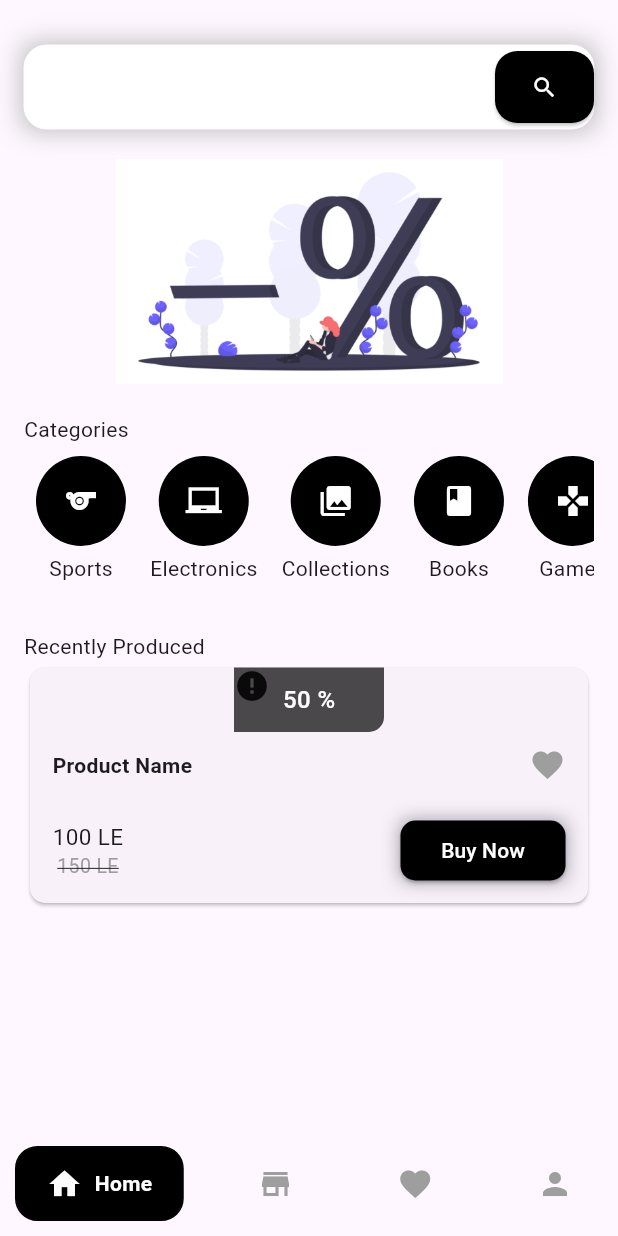
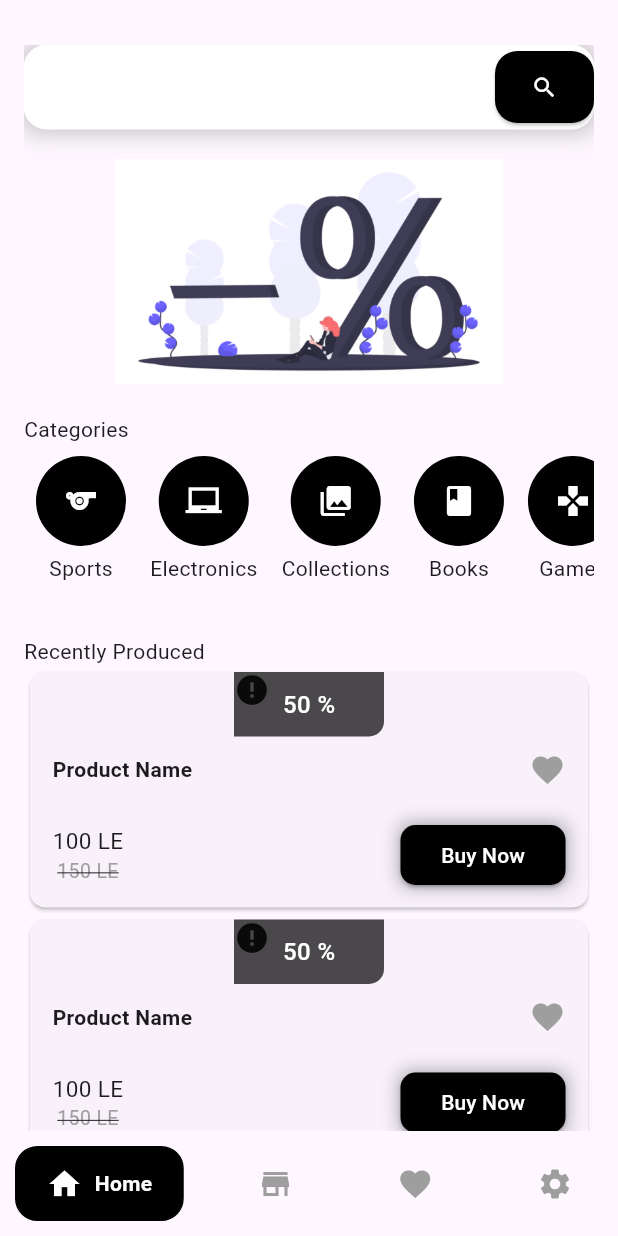
Before and after one commit to GeorgeEsbergen/Shopy-ecommerce, a Flutter app: the screen it shows after launch, on a phone screen of 412 x 824 dp. Run offline on Flutter 3.47's test engine with Material 3 defaults, Android fonts, the phone set to English and light mode, and no system bars; drawn by our look-alikes of cached_network_image, google_nav_bar; our stand-ins replace bloc, flutter_bloc, shared_preferences; network calls fail.

Commit message:
store, favourite, and setting screens ui finished

```diff
--- /dev/null
+++ b/lib/core/widgets/item_card.dart
@@ -0,0 +1,91 @@
+import 'package:flutter/material.dart';
+
+import '../utils/colors.dart';
+import '../utils/font_style.dart';
+import 'cache_image.dart';
+import 'main_button.dart';
+
+class ItemCard extends StatelessWidget {
+  const ItemCard({
+    super.key,
+  });
+
+  @override
+  Widget build(BuildContext context) {
+    return Card(
+      shape: RoundedRectangleBorder(borderRadius: BorderRadius.circular(10)),
+      child: Column(
+        mainAxisAlignment: MainAxisAlignment.start,
+        children: [
+          Stack(
+            children: [
+              const CacheImage(
+                  url:
+                      "https://img.freepik.com/free-vector/cosmetic-products-hair-care-water-splash_107791-2525.jpg?t=st=1738778236~exp=1738781836~hmac=92e319f1b881d847fc51514d9d4e925156acf6038c01ec04a59a6c2760e52137&w=1380"),
+              Container(
+                width: 100,
+                padding: const EdgeInsets.all(10),
+                alignment: Alignment.center,
+                decoration: BoxDecoration(
+                    color: AppColors.black.withOpacity(0.7),
+                    borderRadius: const BorderRadius.only(
+                      bottomRight: Radius.circular(10),
+                    )),
+                child: const Text('50 %', style: AppFonts.w16_500),
+              )
+            ],
+          ),
+          const SizedBox(height: 10),
+          const Padding(
+            padding: EdgeInsets.symmetric(horizontal: 15),
+            child: Row(
+              mainAxisAlignment: MainAxisAlignment.spaceBetween,
+              children: [
+                Text(
+                  "Product Name",
+                  style: AppFonts.b14_600,
+                ),
+                Icon(
+                  Icons.favorite,
+                  color: AppColors.gray,
+                )
+              ],
+            ),
+          ),
+          const SizedBox(height: 25),
+          Padding(
+            padding: const EdgeInsets.symmetric(horizontal: 15),
+            child: Row(
+              mainAxisAlignment: MainAxisAlignment.spaceBetween,
+              children: [
+                const Column(
+                  children: [
+                    Text(
+                      '100 LE',
+                      style: TextStyle(fontSize: 15),
+                    ),
+                    Text(
+                      '150 LE',
+                      style: TextStyle(
+                          color: Colors.grey,
+                          fontSize: 13,
+                          decoration: TextDecoration.lineThrough),
+                    ),
+                  ],
+                ),
+                MainButton(
+                  onTap: () {},
+                  name: 'Buy Now',
+                  width: 110,
+                )
+              ],
+            ),
+          ),
+          const SizedBox(
+            height: 15,
+          )
+        ],
+      ),
+    );
+  }
+}
--- /dev/null
+++ b/lib/core/widgets/list_of_all_items.dart
@@ -0,0 +1,20 @@
+
+import 'package:flutter/material.dart';
+
+import 'item_card.dart';
+
+class ListOfItems extends StatelessWidget {
+  const ListOfItems({
+    super.key,
+  });
+
+  @override
+  Widget build(BuildContext context) {
+    return ListView.builder(
+      shrinkWrap: true,
+      physics: const NeverScrollableScrollPhysics(),
+      itemBuilder: (context, index) => const ItemCard(),
+      itemCount: 10,
+    );
+  }
+}
--- a/lib/features/view/main_pages/bnv/bnv.dart
+++ b/lib/features/view/main_pages/bnv/bnv.dart
@@ -3,13 +3,13 @@
 import 'package:e_commerce_with_supabase/core/utils/colors.dart';
 import 'package:e_commerce_with_supabase/features/view/main_pages/favourite/favourite.dart';
 import 'package:e_commerce_with_supabase/features/view/main_pages/home/home.dart';
-import 'package:e_commerce_with_supabase/features/view/main_pages/profile/profile.dart';
 import 'package:e_commerce_with_supabase/features/view/main_pages/store/store.dart';
 import 'package:flutter/material.dart';
 import 'package:flutter_bloc/flutter_bloc.dart';
 import 'package:google_nav_bar/google_nav_bar.dart';
 
 import '../../../cubit/bnv/bnv_cubit.dart';
+import '../setings/settings.dart';
 
 class BNV extends StatelessWidget {
   BNV({super.key});
@@ -18,7 +18,8 @@ class BNV extends StatelessWidget {
     Home(),
     Store(),
     Favourite(),
-    Profile(),
+    // Profile(),
+    SettingsScreen()
   ];
   @override
   Widget build(BuildContext context) {
@@ -34,10 +35,8 @@ class BNV extends StatelessWidget {
             ),
           ),
           bottomNavigationBar: Container(
-
             padding: const EdgeInsets.symmetric(vertical: 10, horizontal: 10),
             child: GNav(
-
                 onTabChange: (value) {
                   cubit.changePage(value);
                 },
@@ -70,8 +69,8 @@ class BNV extends StatelessWidget {
                     text: 'Favorite',
                   ),
                   GButton(
-                    icon: Icons.person,
-                    text: 'Profile',
+                    icon: Icons.settings,
+                    text: 'Setting',
                   )
                 ]),
           ),
--- a/lib/features/view/main_pages/home/home_body.dart
+++ b/lib/features/view/main_pages/home/home_body.dart
@@ -1,9 +1,7 @@
 // ignore_for_file: must_be_immutable
 import 'package:e_commerce_with_supabase/core/utils/colors.dart';
-import 'package:e_commerce_with_supabase/core/utils/font_style.dart';
-import 'package:e_commerce_with_supabase/core/widgets/main_button.dart';
 import 'package:flutter/material.dart';
-import '../../../../core/widgets/cache_image.dart';
+import '../../../../core/widgets/list_of_all_items.dart';
 import '../../../../core/widgets/search_text_field.dart';
 import 'widgets/categoris_list.dart';
 
@@ -37,82 +35,7 @@ class HomeBody extends StatelessWidget {
         const CategoriesList(),
         const SizedBox(height: 20),
         const Text('Recently Produced'),
-        Card(
-          shape:
-              RoundedRectangleBorder(borderRadius: BorderRadius.circular(10)),
-          child: Column(
-            mainAxisAlignment: MainAxisAlignment.start,
-            children: [
-              Stack(
-                children: [
-                  const CacheImage(
-                      url:
-                          "https://img.freepik.com/free-vector/cosmetic-products-hair-care-water-splash_107791-2525.jpg?t=st=1738778236~exp=1738781836~hmac=92e319f1b881d847fc51514d9d4e925156acf6038c01ec04a59a6c2760e52137&w=1380"),
-                  Container(
-                    width: 100,
-                    padding: const EdgeInsets.all(10),
-                    alignment: Alignment.center,
-                    decoration: BoxDecoration(
-                        color: AppColors.black.withOpacity(0.7),
-                        borderRadius: const BorderRadius.only(
-                          bottomRight: Radius.circular(10),
-                        )),
-                    child: const Text('50 %', style: AppFonts.w16_500),
-                  )
-                ],
-              ),
-              const SizedBox(height: 10),
-              const Padding(
-                padding: EdgeInsets.symmetric(horizontal: 15),
-                child: Row(
-                  mainAxisAlignment: MainAxisAlignment.spaceBetween,
-                  children: [
-                    Text(
-                      "Product Name",
-                      style: AppFonts.b14_600,
-                    ),
-                    Icon(
-                      Icons.favorite,
-                      color: AppColors.gray,
-                    )
-                  ],
-                ),
-              ),
-              const SizedBox(height: 25),
-              Padding(
-                padding: const EdgeInsets.symmetric(horizontal: 15),
-                child: Row(
-                  mainAxisAlignment: MainAxisAlignment.spaceBetween,
-                  children: [
-                    const Column(
-                      children: [
-                        Text(
-                          '100 LE',
-                          style: TextStyle(fontSize: 15),
-                        ),
-                        Text(
-                          '150 LE',
-                          style: TextStyle(
-                              color: Colors.grey,
-                              fontSize: 13,
-                              decoration: TextDecoration.lineThrough),
-                        ),
-                      ],
-                    ),
-                    MainButton(
-                      onTap: () {},
-                      name: 'Buy Now',
-                      width: 110,
-                    )
-                  ],
-                ),
-              ),
-              const SizedBox(
-                height: 15,
-              )
-            ],
-          ),
-        )
+        const ListOfItems(),
       ],
     );
   }
--- a/lib/features/view/main_pages/home/widgets/categoris_list.dart
+++ b/lib/features/view/main_pages/home/widgets/categoris_list.dart
@@ -9,7 +9,7 @@ class CategoriesList extends StatelessWidget {
   @override
   Widget build(BuildContext context) {
     return SizedBox(
-      height: 105,
+      height: 108,
       child: ListView.builder(
         scrollDirection: Axis.horizontal,
         itemCount: allCategories.length,
--- a/lib/features/view/main_pages/store/store.dart
+++ b/lib/features/view/main_pages/store/store.dart
@@ -7,6 +7,6 @@ class Store extends StatelessWidget {
 
   @override
   Widget build(BuildContext context) {
-    return const StoreBody();
+    return  StoreBody();
   }
 }
```
Also changed, not shown: lib/core/widgets/divider.dart (+5 -6 lines), lib/core/widgets/language.dart (+2 -5 lines), lib/features/view/main_pages/favourite/favourite_body.dart (+13 -3 lines), lib/features/view/main_pages/setings/settings.dart (added, +12 -0 lines), lib/features/view/main_pages/setings/settings_body.dart (added, +82 -0 lines), lib/features/view/main_pages/setings/widgets/logout_dialog.dart (added, +35 -0 lines), lib/features/view/main_pages/setings/widgets/setting_item.dart (added, +43 -0 lines), lib/features/view/main_pages/store/store_body.dart (+34 -3 lines).
